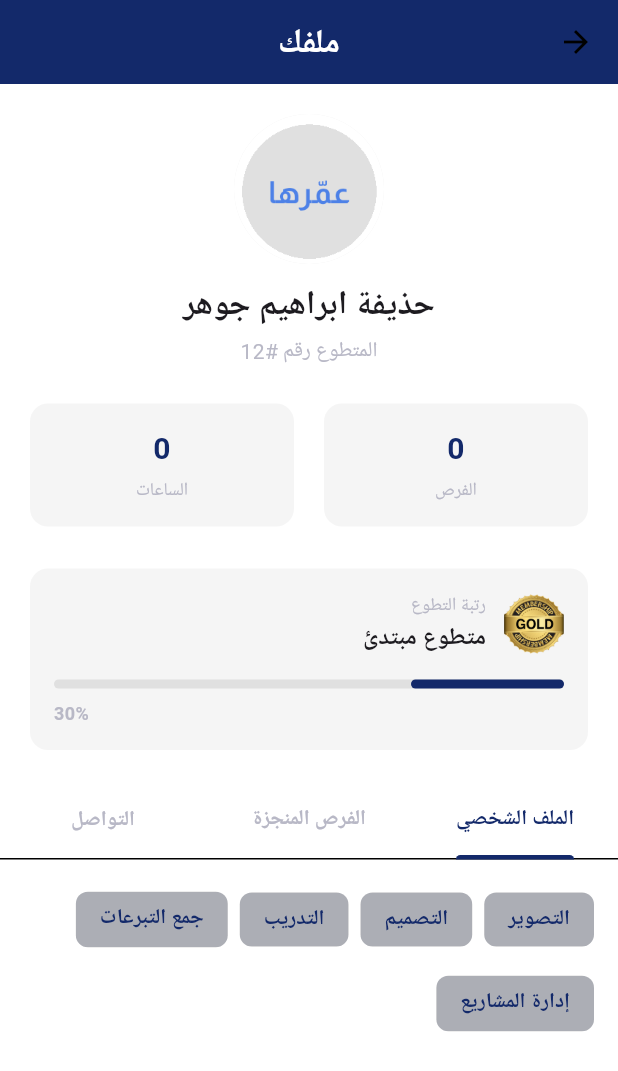
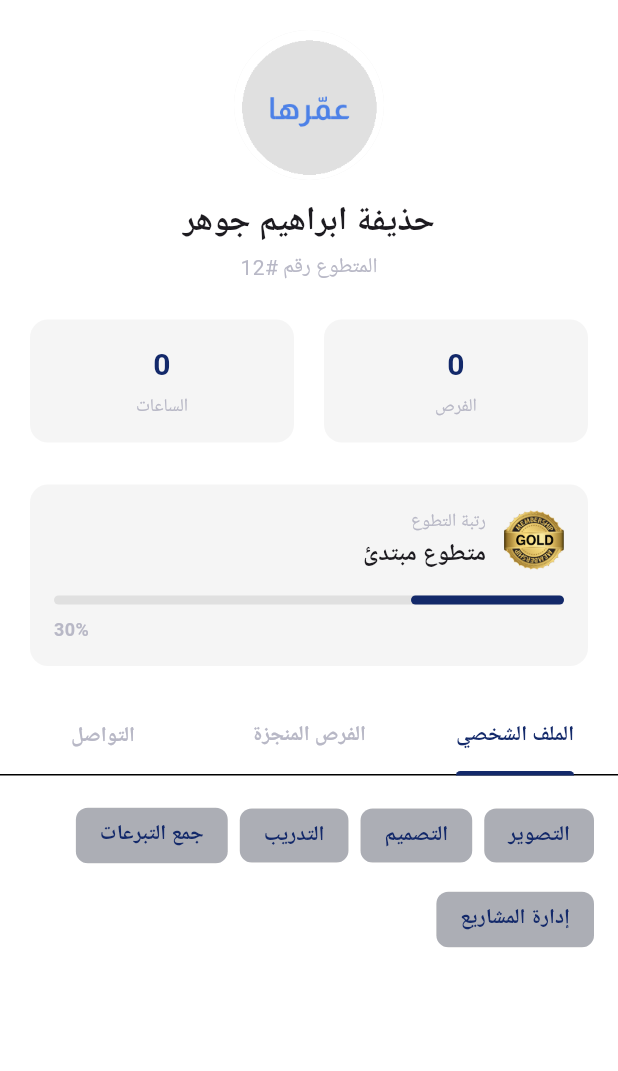
Before and after one commit to HozaifaJawhar/project2, a Flutter app: the VolunteerProfileScreen screen opened directly, on a phone screen of 412 x 824 dp. Shown: the top 1071 px of the screen. Run offline on Flutter 3.47's test engine with Material 3 defaults, Android fonts, the phone set to English and light mode, and no system bars; our stand-ins replace email_validator, font_awesome_flutter, google_fonts, image_picker; Roboto replaces fonts that are missing (Almarai).

Commit message:
some edits

```diff
--- a/lib/screens/honor_board.dart
+++ b/lib/screens/honor_board.dart
@@ -1,5 +1,3 @@
-// lib/screens/honor_board_screen.dart
-
 import 'package:ammerha_volunteer/core/models/filter_options.dart';
 import 'package:ammerha_volunteer/core/models/volunteer.dart';
 import 'package:ammerha_volunteer/widgets/honorBaord/filter_bar.dart';
@@ -75,13 +73,13 @@ class _HonorBoardScreenState extends State<HonorBoardScreen> {
     ),
   ];
 
-  // متغير لتخزين خيارات الفلترة الحالية
+  // Manages the currently applied filter options.
   FilterOptions _currentFilters = FilterOptions(
     department: 'كل الأقسام',
     timePeriod: TimePeriod.currentYear,
   );
 
-  // ميثود لفتح شاشة الفلترة وانتظار النتيجة
+  // Navigates to the filter screen and updates the state with the returned options.
   void _openFilterScreen() async {
     final result = await Navigator.push<FilterOptions>(
       context,
--- a/lib/screens/profile_screen.dart
+++ b/lib/screens/profile_screen.dart
@@ -63,17 +63,6 @@ class _VolunteerProfileScreenState extends State<VolunteerProfileScreen>
     return Directionality(
       textDirection: TextDirection.rtl,
       child: Scaffold(
-        appBar: AppBar(
-          backgroundColor: AppColors.primary,
-          centerTitle: true,
-          title: Text(
-            'ملفك',
-            style: GoogleFonts.almarai(
-              fontWeight: FontWeight.bold,
-              color: AppColors.white,
-            ),
-          ),
-        ),
         body: DefaultTabController(
           length: 3,
           child: NestedScrollView(
```
Also changed, not shown: lib/widgets/basics/drawar.dart (+10 -6 lines).
